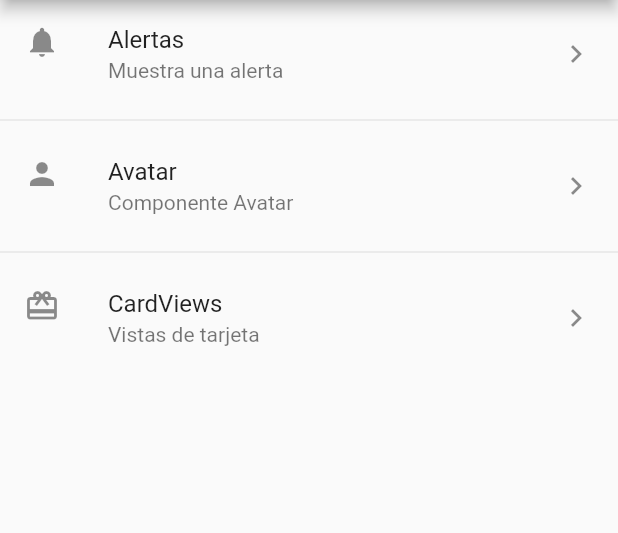
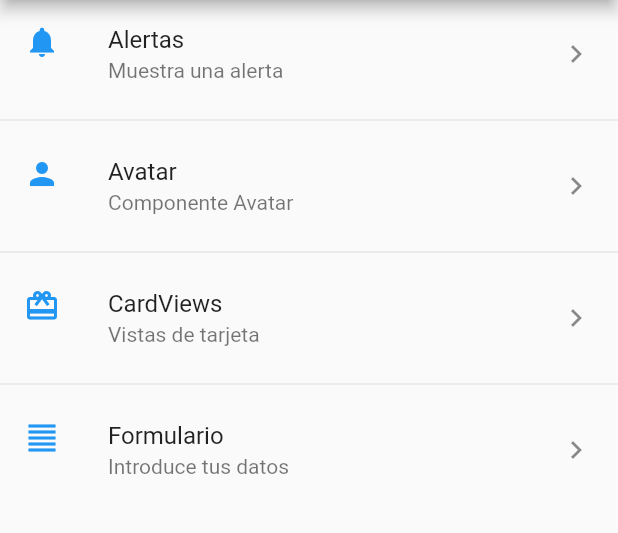
Before and after one commit to arodriguezgim/Flutter, a Flutter app: the screen it shows after launch, on a phone screen of 412 x 824 dp, the part 84-617 px from its top. Run offline on Flutter 3.47's test engine with Material 2 defaults, Android fonts, the phone set to English and light mode, and no system bars.

Commit message:
Formulario A medias

```diff
--- a/componentes/lib/main.dart
+++ b/componentes/lib/main.dart
@@ -1,5 +1,6 @@
 import 'package:componentes/src/pages/alertas_page.dart';
 import 'package:componentes/src/pages/avatar_page.dart';
+import 'package:componentes/src/pages/formulario_page.dart';
 import 'package:componentes/src/pages/tarjetas_page.dart';
 import 'package:componentes/src/pagina_principal.dart';
 //import 'package:componentes/src/pagina_principal_temp.dart';
@@ -29,6 +30,7 @@ class MyApp extends StatelessWidget {
         '/alertas': (context) => AlertasPage(),
         '/avatar': (context) => AvatarPage(),
         '/tarjetas': (context) => TarjetasPage(),
+        '/formulario': (context) => FormularioPage(),
       },
     );
   }
--- a/componentes/lib/src/pagina_principal.dart
+++ b/componentes/lib/src/pagina_principal.dart
@@ -20,7 +20,7 @@ class _ListaComponentes extends StatelessWidget {
         ListTile(
           title: Text('Alertas'),
           subtitle: Text('Muestra una alerta'),
-          leading: Icon(Icons.notifications),
+          leading: Icon(Icons.notifications, color: Colors.blue),
           trailing: Icon(Icons.keyboard_arrow_right),
           onTap: () {
             Navigator.pushNamed(context, '/alertas');
@@ -30,7 +30,7 @@ class _ListaComponentes extends StatelessWidget {
         ListTile(
           title: Text('Avatar'),
           subtitle: Text('Componente Avatar'),
-          leading: Icon(Icons.person),
+          leading: Icon(Icons.person, color: Colors.blue),
           trailing: Icon(Icons.keyboard_arrow_right),
           onTap: () {
             Navigator.pushNamed(context, '/avatar');
@@ -40,10 +40,23 @@ class _ListaComponentes extends StatelessWidget {
         ListTile(
           title: Text('CardViews'),
           subtitle: Text('Vistas de tarjeta'),
-          leading: Icon(Icons.card_giftcard),
+          leading: Icon(Icons.card_giftcard, color: Colors.blue),
           trailing: Icon(Icons.keyboard_arrow_right),
           onTap: () {
             Navigator.pushNamed(context, '/tarjetas');
+          },
+        ),
+        Divider(),
+        ListTile(
+          title: Text('Formulario'),
+          subtitle: Text('Introduce tus datos'),
+          leading: Icon(
+            Icons.format_align_justify,
+            color: Colors.blue,
+          ),
+          trailing: Icon(Icons.keyboard_arrow_right),
+          onTap: () {
+            Navigator.pushNamed(context, '/formulario');
           },
         ),
       ],
```
Also changed, not shown: componentes/lib/src/pages/formulario_page.dart (added, +74 -0 lines).
